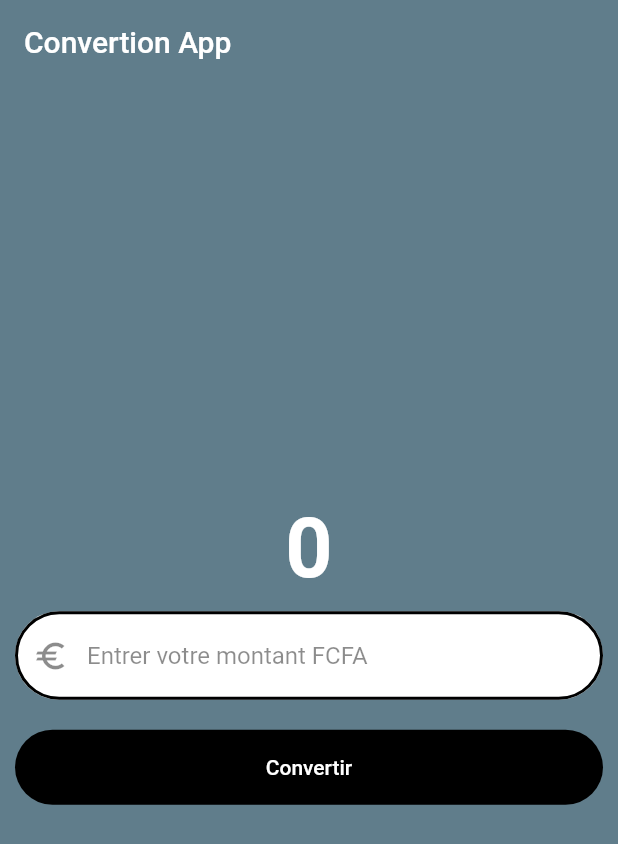
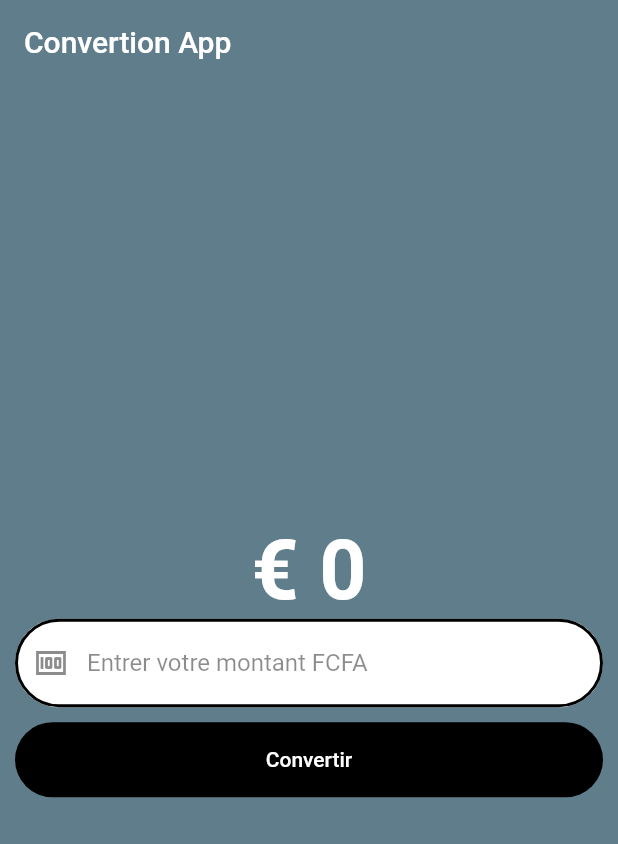
Before and after one commit to Jeremi-Koloma/currencyConverter, a Flutter app: the screen it shows after launch, after a tap on "Convertir", on a phone screen of 412 x 824 dp. Shown: the top 844 px of the screen. Run offline on Flutter 3.47's test engine with Material 2 defaults, Android fonts, the phone set to English and light mode, and no system bars.

Commit message:
conversion en Euro Okay

```diff
--- a/lib/pages/currency_converter_material_page.dart
+++ b/lib/pages/currency_converter_material_page.dart
@@ -1,15 +1,23 @@
 import 'package:flutter/material.dart';
 
-class CurrencyConverterMaterialPage extends StatelessWidget {
+class CurrencyConverterMaterialPage extends StatefulWidget {
   const CurrencyConverterMaterialPage({super.key});
 
   @override
-  Widget build(BuildContext context) {
+  State<CurrencyConverterMaterialPage> createState() =>
+      _CurrencyConverterMaterialPageState();
+}
+
+class _CurrencyConverterMaterialPageState
+    extends State<CurrencyConverterMaterialPage> {
   // valeurs initiale de la somme à convertir
-    int resultConvert = 0;
-    // pour recupération de la valeur input
+  double resultConvert = 0;
+  // pour avoir accès à la valeur input(le text tapé)
   final TextEditingController textEditingController = TextEditingController();
 
+  @override
+  Widget build(BuildContext context) {
+    print("-- recompilation ---");
     // une varaible pour les bordures
     final myborder = OutlineInputBorder(
       borderSide: BorderSide(
@@ -32,21 +40,22 @@ class CurrencyConverterMaterialPage extends StatelessWidget {
         backgroundColor: Colors.blueGrey,
       ),
       body: Center(
+        child: Padding(
+          padding: const EdgeInsets.all(10.0),
           child: Column(
             mainAxisAlignment: MainAxisAlignment.center,
             children: [
-            const Text(
-              "0",
-              style: TextStyle(
+              Text(
+                "€ ${resultConvert != 0 ? resultConvert.toStringAsFixed(2) : resultConvert.toStringAsFixed(0)}", // toStringAsFixed le nombre de chiffre après la virgule
+                style: const TextStyle(
                   color: Colors.white,
                   fontSize: 55,
                   fontWeight: FontWeight.bold,
                 ),
               ),
-            Padding(
-              padding: const EdgeInsets.all(10.0),
-              child: TextField(
+              TextField(
                 // recupérons les valeurs rentré dans le champs
+                controller: textEditingController,
                 style: const TextStyle(
                   color: Colors.black,
                 ),
@@ -55,7 +64,7 @@ class CurrencyConverterMaterialPage extends StatelessWidget {
                   hintStyle: const TextStyle(
                     color: Colors.black45,
                   ),
-                  prefixIcon: const Icon(Icons.euro_outlined),
+                  prefixIcon: const Icon(Icons.money),
                   prefixIconColor: Colors.black45,
                   filled: true,
                   fillColor: Colors.white,
@@ -66,11 +75,14 @@ class CurrencyConverterMaterialPage extends StatelessWidget {
                   decimal: true,
                 ),
               ),
-            ),
-            Padding(
-              padding: const EdgeInsets.all(10.0),
-              child: TextButton(
-                onPressed: () {},
+              const SizedBox(height: 10),
+              TextButton(
+                onPressed: () {
+                  setState(() {
+                    resultConvert =
+                        double.parse(textEditingController.text) * 0.00152073;
+                  });
+                },
                 style: TextButton.styleFrom(
                   backgroundColor: Colors.black,
                   foregroundColor: Colors.white,
@@ -82,9 +94,9 @@ class CurrencyConverterMaterialPage extends StatelessWidget {
                   ),
                 ),
                 child: const Text("Convertir"),
-              ),
               )
             ],
+          ),
         ),
       ),
     );
```
Also changed, not shown: 1 other file. Lines whose indentation alone changed are shown as unchanged.
